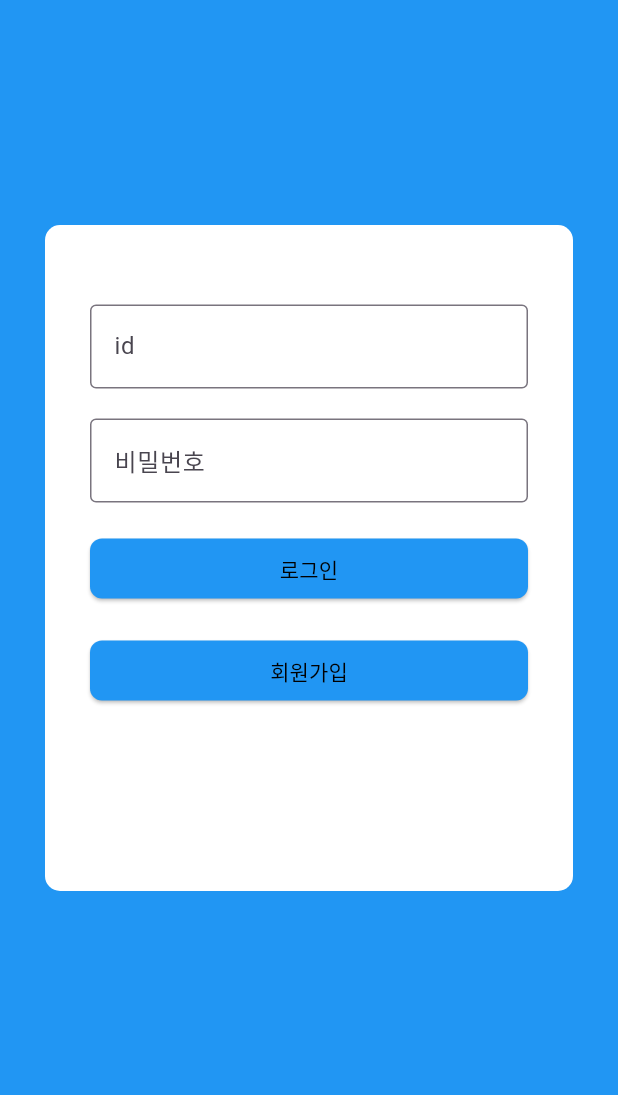
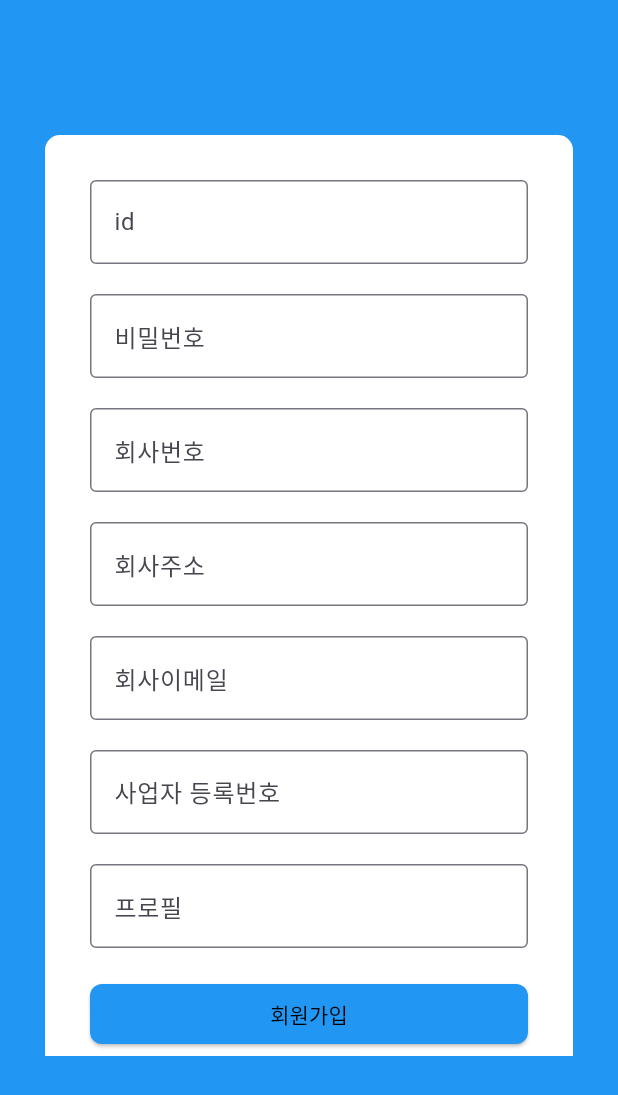
Before and after one commit to hanu1229/devconnect_app, a Flutter app: the Companylogin screen opened directly, after a tap on "회원가입", on a phone screen of 412 x 824 dp. Shown: the top 1095 px of the screen. Run offline on Flutter 3.47's test engine with Material 3 defaults, Android fonts, the phone set to English and light mode, and no system bars; our stand-ins replace dio, percent_indicator, shared_preferences; accounts and stored records are empty; network calls fail.

Commit message:
2025-04-28 한상범 : flutter 로그인페이지 완료

```diff
--- a/lib/app/company/company_login.dart
+++ b/lib/app/company/company_login.dart
@@ -1,5 +1,6 @@
 
 
+import 'package:devconnect_app/app/company/company_signup.dart';
 import 'package:devconnect_app/app/layout/main_app.dart';
 import 'package:devconnect_app/style/server_path.dart';
 import 'package:dio/dio.dart';
@@ -118,7 +119,7 @@ class _CompanyLogin extends State<Companylogin>{
             SizedBox(
               width: double.infinity,
               child:
-              ElevatedButton(onPressed: ()=>{}, style: ButtonStyle(backgroundColor: WidgetStateProperty.resolveWith<Color>( // 회원가입시 연결
+              ElevatedButton(onPressed: ()=>{Navigator.pushReplacement(context , MaterialPageRoute(builder: (context)=> Signup()) )}, style: ButtonStyle(backgroundColor: WidgetStateProperty.resolveWith<Color>( // 회원가입시 연결
                       (Set<WidgetState> states) {
                     if(states.contains(WidgetState.pressed)){
                       return Colors.blue.shade700;
--- /dev/null
+++ b/lib/app/company/company_signup.dart
@@ -0,0 +1,142 @@
+
+
+
+import 'package:flutter/material.dart';
+
+class Signup extends StatefulWidget{
+  @override
+  State<StatefulWidget> createState() {
+    return _SignupState();
+  }
+}
+
+
+class _SignupState extends State<Signup>{
+
+  // 입력 컨트롤러
+  TextEditingController cidController = TextEditingController();
+  TextEditingController cpwdController = TextEditingController();
+  TextEditingController cnameController = TextEditingController();
+  TextEditingController cphoneController= TextEditingController();
+  TextEditingController cadressController = TextEditingController();
+  TextEditingController cemailController = TextEditingController();
+  TextEditingController cbusinessController = TextEditingController();
+  TextEditingController cprofileController = TextEditingController();
+
+
+
+
+
+  @override
+  Widget build(BuildContext context) {
+    return Scaffold(
+      backgroundColor: Colors.blue,
+      body: Padding( // Container 대신 Padding을 사용하여 전체 여백 적용
+        padding: EdgeInsets.fromLTRB(30, 50, 30, 120),
+        child: ListView( // Column 대신 ListView 사용
+          padding: EdgeInsets.only(top: 20, bottom: 20), // ListView 내부 여백 조절 (선택 사항)
+          children: [
+            Container( // 흰색 배경의 컨테이너
+              margin: EdgeInsets.fromLTRB(0, 20, 0, 20), // 내부 여백 조정
+              decoration: BoxDecoration(
+                color: Colors.white,
+                borderRadius: BorderRadius.circular(10),
+              ),
+              padding: EdgeInsets.all(30), // 내부 패딩
+              child: Column(
+                mainAxisAlignment: MainAxisAlignment.center,
+                crossAxisAlignment: CrossAxisAlignment.stretch, // 자식들을 가로축으로 늘림
+                children: [
+                  TextField(
+                    controller: cidController,
+                    decoration: InputDecoration(
+                      labelText: "id",
+                      border: OutlineInputBorder(),
+                    ),
+                  ),
+                  SizedBox(height: 20),
+                  TextField(
+                    controller: cpwdController,
+                    obscureText: true,
+                    decoration: InputDecoration(
+                      labelText: "비밀번호",
+                      border: OutlineInputBorder(),
+                    ),
+                  ),
+                  SizedBox(height: 20),
+                  TextField(
+                    controller: cphoneController,
+                    obscureText: true,
+                    decoration: InputDecoration(
+                      labelText: "회사번호",
+                      border: OutlineInputBorder(),
+                    ),
+                  ),
+                  SizedBox(height: 20),
+                  TextField(
+                    controller: cadressController,
+                    obscureText: true,
+                    decoration: InputDecoration(
+                      labelText: "회사주소",
+                      border: OutlineInputBorder(),
+                    ),
+                  ),
+                  SizedBox(height: 20),
+                  TextField(
+                    controller: cemailController,
+                    obscureText: true,
+                    decoration: InputDecoration(
+                      labelText: "회사이메일",
+                      border: OutlineInputBorder(),
+                    ),
+                  ),
+                  SizedBox(height: 20),
+                  TextField(
+                    controller: cbusinessController,
+                    obscureText: true,
+                    decoration: InputDecoration(
+                      labelText: '사업자 등록번호',
+                      border: OutlineInputBorder(),
+                    ),
+                  ),
+                  SizedBox(height: 20),
+                  TextField(
+                    controller: cprofileController,
+                    obscureText: true,
+                    decoration: InputDecoration(
+                      labelText: '프로필',
+                      border: OutlineInputBorder(),
+                    ),
+                  ),
+                  SizedBox(height: 20),
+                  ElevatedButton(
+                    onPressed: () {},
+                    style: ButtonStyle(
+                      backgroundColor: MaterialStateProperty.resolveWith<Color>(
+                            (Set<MaterialState> states) {
+                          if (states.contains(MaterialState.pressed)) {
+                            return Colors.blue.shade700;
+                          }
+                          return Colors.blue;
+                        },
+                      ),
+                      shape: MaterialStateProperty.all<OutlinedBorder>(
+                        RoundedRectangleBorder(
+                          borderRadius: BorderRadius.circular(8.0),
+                        ),
+                      ),
+                    ),
+                    child: Text(
+                      "회원가입",
+                      style: TextStyle(color: Colors.black),
+                    ),
+                  ),
+                ],
+              ),
+            ),
+          ],
+        ),
+      ),
+    );
+  }
+}
```
